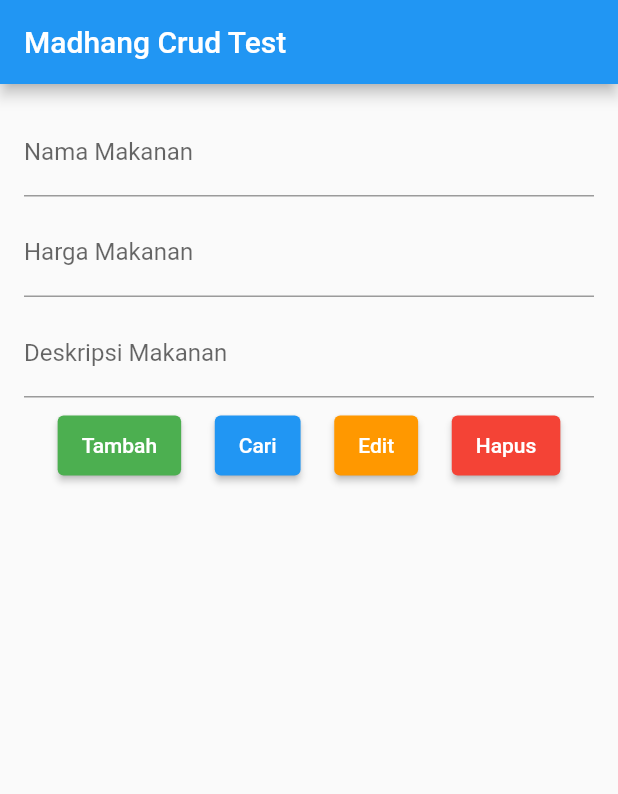
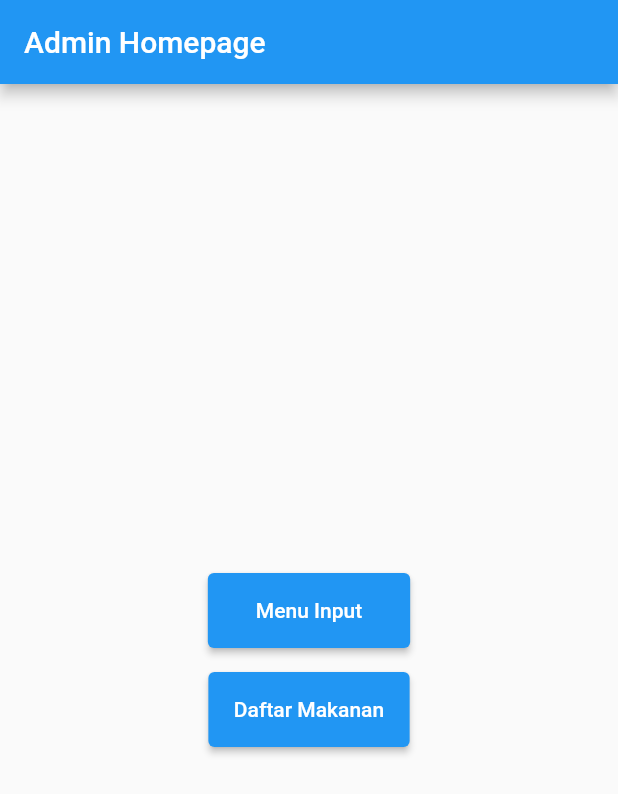
Before and after one commit to hifdzimaulana34/project_madhang, a Flutter app: the screen it shows after launch, on a phone screen of 412 x 824 dp. Shown: the top 794 px of the screen. Run offline on Flutter 3.47's test engine with Material 2 defaults, Android fonts, the phone set to English and light mode, and no system bars; our stand-ins replace cloud_firestore, firebase_core; accounts and stored records are empty.

Commit message:
penambahan menu input data

```diff
--- a/lib/main.dart
+++ b/lib/main.dart
@@ -1,226 +1,66 @@
 import 'package:flutter/material.dart';
-import 'package:cloud_firestore/cloud_firestore.dart';
-import 'package:firebase_core/firebase_core.dart';
+import 'package:project_madhang/inputMenu.dart';
+import 'package:project_madhang/adminListMenu.dart';
 
-void main() => runApp(MaterialApp(
-      debugShowCheckedModeBanner: false,
-      theme: ThemeData(
-        brightness: Brightness.light,
-        primaryColor: Colors.blue,
-      ),
-      home: const MyApp(),
-    ));
-
-class MyApp extends StatefulWidget {
-  const MyApp({super.key});
-
-  @override
-  _MyAppState createState() => _MyAppState();
+void main() {
+  runApp(MyApp());
 }
 
-class _MyAppState extends State<MyApp> {
-  late String namaMakanan, hargaMakanan, deskripsiMakanan;
-
-  getName(nama) {
-    namaMakanan = nama;
-  }
-
-  getHarga(harga) {
-    hargaMakanan = harga;
-  }
-
-  getDeskripsi(deskripsi) {
-    deskripsiMakanan = deskripsi;
-  }
-
-  void createData() async {
-    try {
-      // Initialize Firebase app
-      await Firebase.initializeApp();
-
-      DocumentReference documentReference = FirebaseFirestore.instance
-          .collection("MyRestaurant")
-          .doc(namaMakanan);
-
-      Map<String, dynamic> makanan = {
-        "Nama Makanan": namaMakanan,
-        "Harga Makanan": hargaMakanan,
-        "Deskripsi Makanan": deskripsiMakanan
-      };
-
-      await documentReference.set(makanan);
-
-      print("Data $namaMakanan berhasil ditambahkan");
-    } catch (e) {
-      print("Error saat menambahkan data: $e");
+class MyApp extends StatelessWidget {
+  @override
+  Widget build(BuildContext context) {
+    return MaterialApp(
+      title: 'Elevated Button Example',
+      theme: ThemeData(
+        primarySwatch: Colors.blue,
+      ),
+      home: HomePage(),
+      routes: {
+        '/inputMenu': (context) => InputMenu(),
+        '/adminListMenu': (context) => ListViewPage(),
+      },
+    );
   }
 }
 
-  void readData() async {
-    await Firebase.initializeApp();
-    FirebaseFirestore.instance
-        .collection("MyRestaurant")
-        .doc(namaMakanan)
-        .get()
-        .then((DocumentSnapshot snapshot) {
-      if (snapshot.exists) {
-        Map<String, dynamic>? data = snapshot.data() as Map<String, dynamic>?;
-
-        if (data != null) {
-          print(data["Nama Makanan"]);
-          print(data["Harga Makanan"]);
-          print(data["Deskripsi Makanan"]);
-        }
-      } else {
-        print("Document tidak ada");
-      }
-    }).catchError((error) {
-      print("Error: $error");
-    });
-  }
-
-  editData() async {
-    try {
-      // Initialize Firebase app
-      await Firebase.initializeApp();
-
-      DocumentReference documentReference = FirebaseFirestore.instance
-          .collection("MyRestaurant")
-          .doc(namaMakanan);
-
-      Map<String, dynamic> makanan = {
-        "Nama Makanan": namaMakanan,
-        "Harga Makanan": hargaMakanan,
-        "Deskripsi Makanan": deskripsiMakanan
-      };
-
-      await documentReference.set(makanan);
-
-      print("Data berhasil diedit");
-    } catch (e) {
-      print("Error saat mengedit data: $e");
-    }
-  }
-
-  deleteData() async {
-    try {
-      DocumentReference documentReference = FirebaseFirestore.instance
-          .collection("MyRestaurant")
-          .doc(namaMakanan);
-
-      documentReference.delete().whenComplete(() {
-        print("$namaMakanan telah dihapus");
-      });
-    } catch (e) {
-      print("Error saat menghapus $namaMakanan");
-    }
-  }
-
+class HomePage extends StatelessWidget {
   @override
   Widget build(BuildContext context) {
     return Scaffold(
       appBar: AppBar(
-        title: const Text("Madhang Crud Test"),
+        title: Text('Admin Homepage'),
       ),
-      body: Padding(
-        padding: const EdgeInsets.all(16.0),
+      body: Center(
         child: Column(
-          children: [
-            Padding(
-              padding: const EdgeInsets.only(bottom: 8.0),
-              child: TextFormField(
-                decoration: const InputDecoration(
-                    labelText: "Nama Makanan",
-                    fillColor: Colors.white,
-                    focusedBorder: OutlineInputBorder(
-                        borderSide:
-                            BorderSide(color: Colors.blue, width: 2.0))),
-                onChanged: (nama) {
-                  getName(nama);
-                },
-              ),
-            ),
-            Padding(
-              padding: const EdgeInsets.only(bottom: 8.0),
-              child: TextFormField(
-                decoration: const InputDecoration(
-                    labelText: "Harga Makanan",
-                    fillColor: Colors.white,
-                    focusedBorder: OutlineInputBorder(
-                        borderSide:
-                            BorderSide(color: Colors.blue, width: 2.0))),
-                onChanged: (harga) {
-                  getHarga(harga);
-                },
-              ),
-            ),
-            Padding(
-              padding: const EdgeInsets.only(bottom: 8.0),
-              child: TextFormField(
-                decoration: const InputDecoration(
-                    labelText: "Deskripsi Makanan",
-                    fillColor: Colors.white,
-                    focusedBorder: OutlineInputBorder(
-                        borderSide:
-                            BorderSide(color: Colors.blue, width: 2.0))),
-                onChanged: (deskripsi) {
-                  getDeskripsi(deskripsi);
-                },
-              ),
-            ),
-            Row(
-              mainAxisAlignment: MainAxisAlignment.spaceEvenly,
+          mainAxisAlignment: MainAxisAlignment.center,
           children: [
             ElevatedButton(
+              child: Padding(
+                padding: const EdgeInsets.all(16.0),
+                child: Text('Menu Input'),
+              ),
               onPressed: () {
-                      createData();
+                Navigator.pushNamed(context, '/inputMenu');
               },
               style: ButtonStyle(
-                        backgroundColor:
-                            MaterialStateProperty.all<Color>(Colors.green),
-                        foregroundColor:
-                            MaterialStateProperty.all<Color>(Colors.white),
-                        minimumSize: MaterialStateProperty.all<Size>(
-                            const Size(10, 40))),
-                    child: const Text("Tambah")),
+                  minimumSize:
+                      MaterialStateProperty.all<Size>(const Size(50, 50))),
+            ),
+            SizedBox(
+              height: 16,
+            ),
             ElevatedButton(
+              child: Padding(
+                padding: const EdgeInsets.all(1.0),
+                child: Text('Daftar Makanan'),
+              ),
               onPressed: () {
-                      readData();
+                Navigator.pushNamed(context, '/adminListMenu');
               },
               style: ButtonStyle(
-                        backgroundColor:
-                            MaterialStateProperty.all<Color>(Colors.blue),
-                        foregroundColor:
-                            MaterialStateProperty.all<Color>(Colors.white),
-                        minimumSize: MaterialStateProperty.all<Size>(
-                            const Size(10, 40))),
-                    child: const Text("Cari")),
-                ElevatedButton(
-                    onPressed: () {
-                      editData();
-                    },
-                    style: ButtonStyle(
-                        backgroundColor:
-                            MaterialStateProperty.all<Color>(Colors.orange),
-                        foregroundColor:
-                            MaterialStateProperty.all<Color>(Colors.white),
-                        minimumSize: MaterialStateProperty.all<Size>(
-                            const Size(10, 40))),
-                    child: const Text("Edit")),
-                ElevatedButton(
-                    onPressed: () {
-                      deleteData();
-                    },
-                    style: ButtonStyle(
-                        backgroundColor:
-                            MaterialStateProperty.all<Color>(Colors.red),
-                        foregroundColor:
-                            MaterialStateProperty.all<Color>(Colors.white),
-                        minimumSize: MaterialStateProperty.all<Size>(
-                            const Size(10, 40))),
-                    child: const Text("Hapus")),
-              ],
-            )
+                  minimumSize:
+                      MaterialStateProperty.all<Size>(const Size(50, 50))),
+            ),
           ],
         ),
       ),
```
Also changed, not shown: lib/adminListMenu.dart (added, +72 -0 lines), lib/inputMenu.dart (added, +220 -0 lines). Lines whose indentation alone changed are shown as unchanged.
